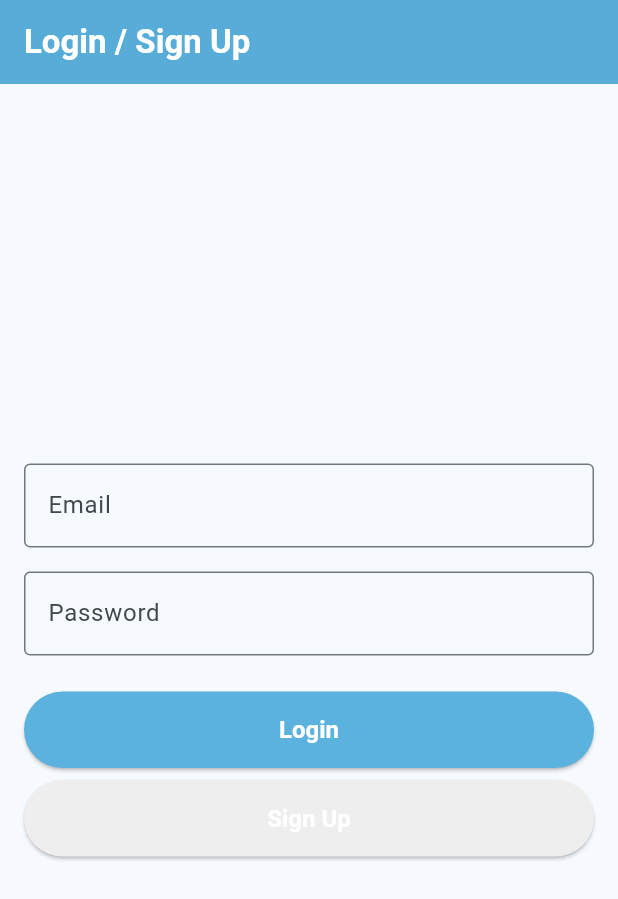
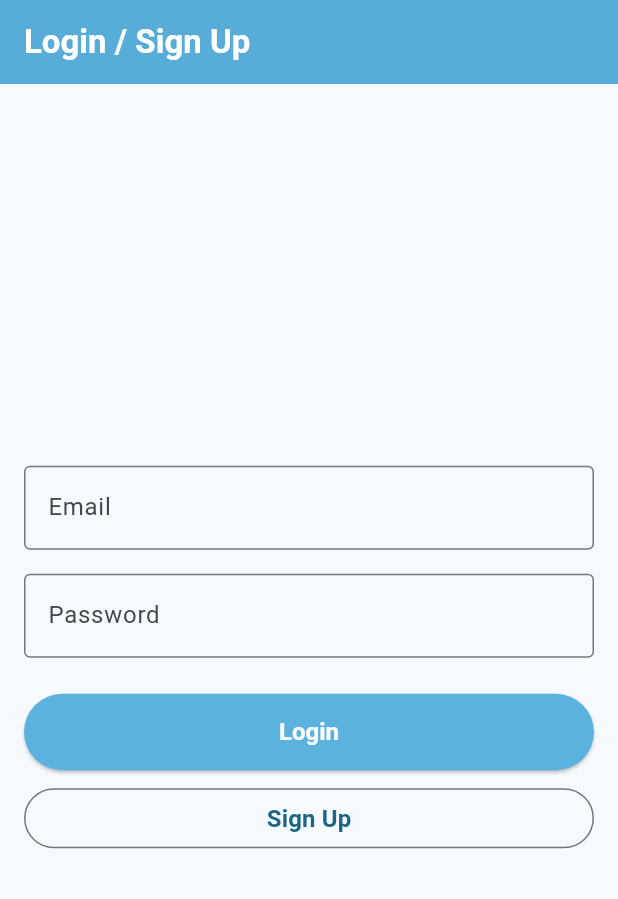
Before and after one commit to abhijit-arora/cockatiel-companion, a Flutter app: the screen it shows after launch, on a phone screen of 412 x 824 dp. Shown: the top 899 px of the screen. Run offline on Flutter 3.47's test engine with Material 3 defaults, Android fonts, the phone set to English and light mode, and no system bars; our stand-ins replace cloud_firestore, firebase_auth, firebase_core; accounts and stored records are empty.

Commit message:
fix(auth): Improve style of secondary sign up button

```diff
--- a/lib/screens/auth_screen.dart
+++ b/lib/screens/auth_screen.dart
@@ -60,11 +60,9 @@ class _AuthScreenState extends State<AuthScreen> {
             const SizedBox(height: 8.0),
 
             // Sign Up Button
-            ElevatedButton(
+            OutlinedButton( // <-- Change to OutlinedButton
               onPressed: _signUp,
-              style: ElevatedButton.styleFrom(
-                backgroundColor: Colors.grey.shade200,
-              ),
+              // No style is needed! It will automatically use our theme.
               child: const Text('Sign Up'),
             ),
           ],
```
